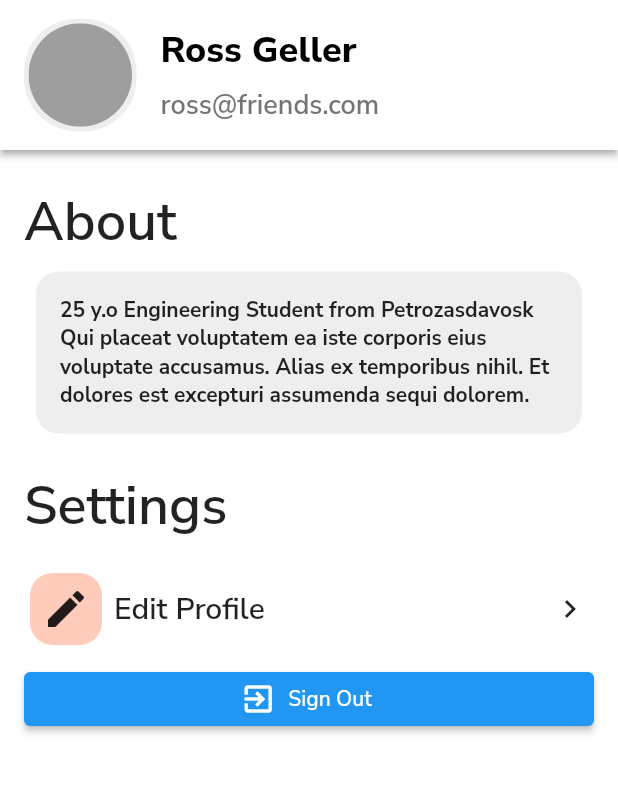
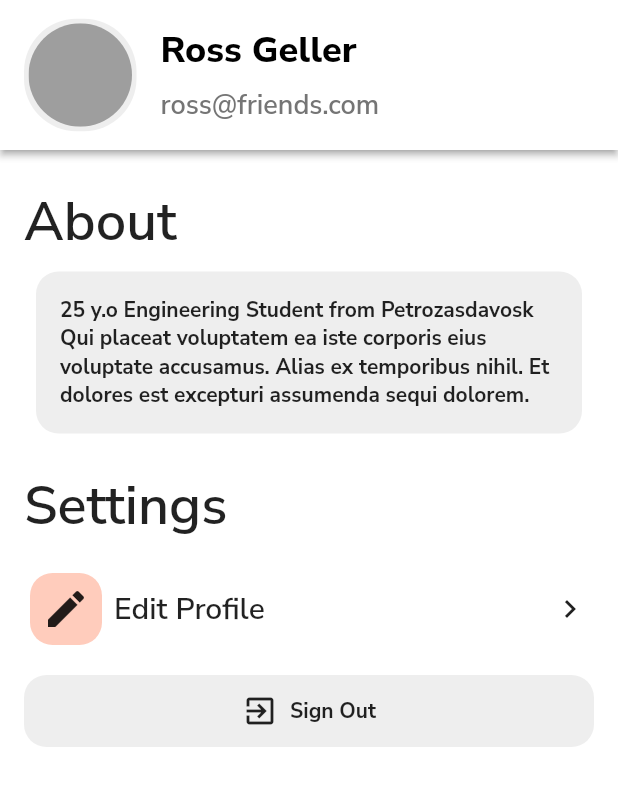
Before and after one commit to ankanSikdar/flutter-wuphf-chat, a Flutter app: the UserProfileScreen screen opened directly, after a tap on "Sign Out", on a phone screen of 412 x 824 dp. Shown: the top 786 px of the screen. Run offline on Flutter 3.47's test engine with Material 2 defaults, Android fonts, the phone set to English and light mode, and no system bars; drawn by our look-alikes of cached_network_image; our stand-ins replace bloc, cloud_firestore, equatable, firebase_auth, firebase_core, flutter_bloc and 3 more; accounts and stored records are empty; network calls fail.

Commit message:
Fully designed user profile screen

```diff
--- a/lib/screens/user_profile/user_profile_screen.dart
+++ b/lib/screens/user_profile/user_profile_screen.dart
@@ -1,8 +1,6 @@
 import 'package:flutter/material.dart';
-import 'package:font_awesome_flutter/font_awesome_flutter.dart';
 import 'package:wuphf_chat/bloc/blocs.dart';
 import 'package:flutter_bloc/flutter_bloc.dart';
-import 'package:wuphf_chat/repositories/user/user_repository.dart';
 import 'package:wuphf_chat/screens/user_profile/widgets/widgets.dart';
 
 class UserProfileScreen extends StatelessWidget {
@@ -30,12 +28,7 @@ class UserProfileScreen extends StatelessWidget {
               title: 'Settings',
             ),
             SettingsWidget(),
-            ElevatedButton.icon(
-                icon: Icon(Icons.exit_to_app),
-                label: Text('Sign Out'),
-                onPressed: () {
-                  context.read<AuthBloc>().add(AuthUserLogOut());
-                })
+            SignOutButton(),
           ],
         ),
       ),
```
